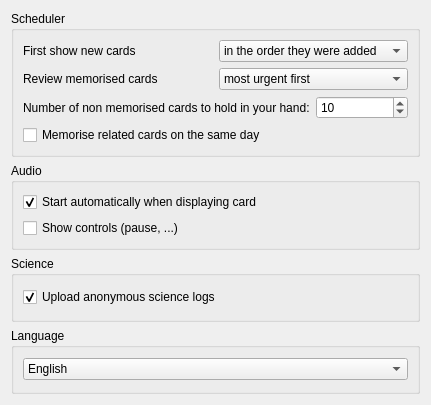
Before: the Qt Designer form mnemosyne/mnemosyne/pyqt_ui/configuration_wdgt_main.ui in mnemosyne-proj/mnemosyne, drawn with Qt 5.
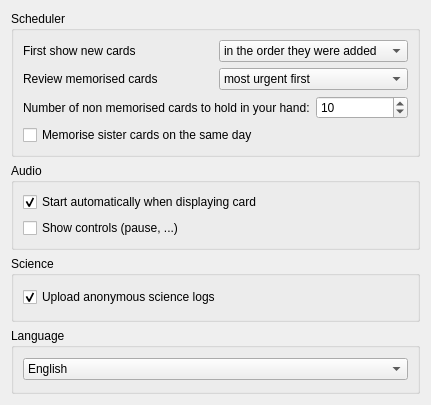
After: the same form once the commit is applied.

Patch:
```diff
--- a/mnemosyne/mnemosyne/pyqt_ui/configuration_wdgt_main.ui
+++ b/mnemosyne/mnemosyne/pyqt_ui/configuration_wdgt_main.ui
@@ -96,7 +96,7 @@
         <item>
          <widget class="QCheckBox" name="memorise_related_cards_on_same_day">
           <property name="text">
-           <string>Memorise related cards on the same day</string>
+           <string>Memorise sister cards on the same day</string>
           </property>
          </widget>
         </item>
```
Left out of the diff: 2 changed lines with no effect on the pictures.
